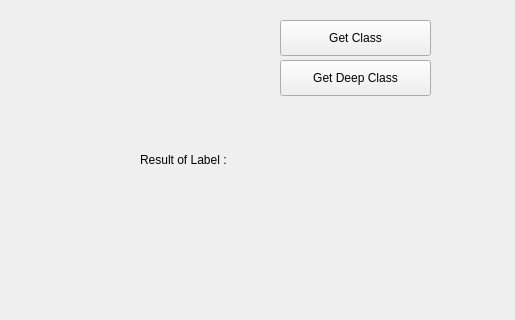
First picture: the form in Design Patterns/FactoryMethod/mainwindow.ui, repository KamilKAYA/Cpp, before the edit; both pictures show x 0 to 515 and y 0 to 320 of the 800 by 600 pixel window.
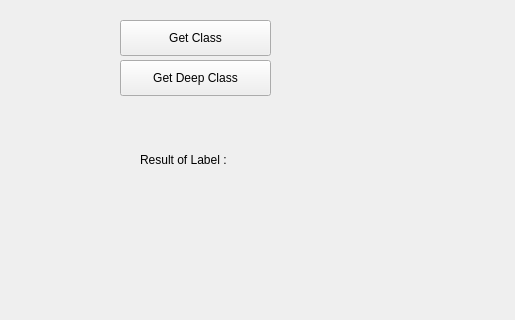
Second picture: the form after the edit.

What changed in the file:
```diff
--- a/Design Patterns/FactoryMethod/mainwindow.ui
+++ b/Design Patterns/FactoryMethod/mainwindow.ui
@@ -17,7 +17,7 @@
    <widget class="QPushButton" name="getClass">
     <property name="geometry">
      <rect>
-      <x>280</x>
+      <x>120</x>
       <y>20</y>
       <width>151</width>
       <height>36</height>
@@ -43,7 +43,7 @@
    <widget class="QPushButton" name="getDeepClass">
     <property name="geometry">
      <rect>
-      <x>280</x>
+      <x>120</x>
       <y>60</y>
       <width>151</width>
       <height>36</height>
```
